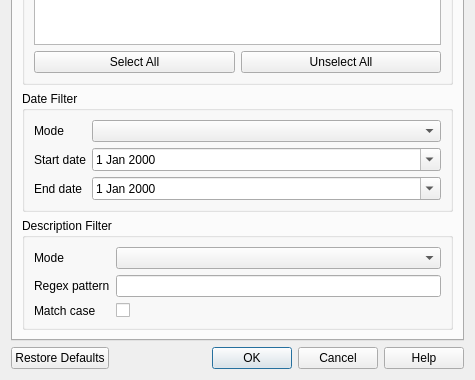
JakubFranek/Kapytal, file src/views/ui_files/forms/transaction_filter_form.ui: the form before one commit; both pictures show x 0 to 475 and y 220 to 600 of the 475 by 600 pixel window.
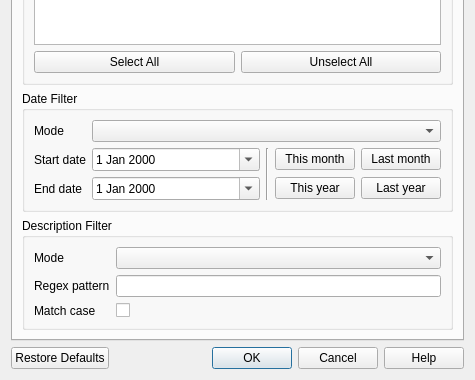
The form after the commit.

Commit message:
Add common period Transaction Date Filter buttons
Make Transaction Table Balance column numbers gray if their rounded
value is zero (as opposed to normalized value).

Diff of the .ui file:
```diff
--- a/src/views/ui_files/forms/transaction_filter_form.ui
+++ b/src/views/ui_files/forms/transaction_filter_form.ui
@@ -107,26 +107,15 @@
          <property name="title">
           <string>Date Filter</string>
          </property>
-         <layout class="QFormLayout" name="formLayout">
-          <item row="0" column="0">
-           <widget class="QLabel" name="dateFilterModeLabel">
-            <property name="text">
-             <string>Mode</string>
-            </property>
-           </widget>
-          </item>
-          <item row="0" column="1">
-           <widget class="QComboBox" name="dateFilterModeComboBox"/>
-          </item>
-          <item row="1" column="0">
-           <widget class="QLabel" name="dateFilterStartLabel">
-            <property name="text">
-             <string>Start date</string>
-            </property>
-           </widget>
-          </item>
+         <layout class="QGridLayout" name="gridLayout">
           <item row="1" column="1">
            <widget class="QDateEdit" name="dateFilterStartDateEdit">
+            <property name="sizePolicy">
+             <sizepolicy hsizetype="Expanding" vsizetype="Fixed">
+              <horstretch>0</horstretch>
+              <verstretch>0</verstretch>
+             </sizepolicy>
+            </property>
             <property name="calendarPopup">
              <bool>true</bool>
             </property>
@@ -141,11 +130,81 @@
           </item>
           <item row="2" column="1">
            <widget class="QDateEdit" name="dateFilterEndDateEdit">
+            <property name="sizePolicy">
+             <sizepolicy hsizetype="Expanding" vsizetype="Fixed">
+              <horstretch>0</horstretch>
+              <verstretch>0</verstretch>
+             </sizepolicy>
+            </property>
             <property name="calendarPopup">
              <bool>true</bool>
             </property>
            </widget>
           </item>
+          <item row="0" column="0">
+           <widget class="QLabel" name="dateFilterModeLabel">
+            <property name="sizePolicy">
+             <sizepolicy hsizetype="Fixed" vsizetype="Preferred">
+              <horstretch>0</horstretch>
+              <verstretch>0</verstretch>
+             </sizepolicy>
+            </property>
+            <property name="text">
+             <string>Mode</string>
+            </property>
+           </widget>
+          </item>
+          <item row="1" column="2" rowspan="2">
+           <widget class="Line" name="line">
+            <property name="orientation">
+             <enum>Qt::Vertical</enum>
+            </property>
+           </widget>
+          </item>
+          <item row="1" column="3">
+           <widget class="QPushButton" name="thisMonthPushButton">
+            <property name="text">
+             <string>This month</string>
+            </property>
+           </widget>
+          </item>
+          <item row="1" column="0">
+           <widget class="QLabel" name="dateFilterStartLabel">
+            <property name="sizePolicy">
+             <sizepolicy hsizetype="Fixed" vsizetype="Preferred">
+              <horstretch>0</horstretch>
+              <verstretch>0</verstretch>
+             </sizepolicy>
+            </property>
+            <property name="text">
+             <string>Start date</string>
+            </property>
+           </widget>
+          </item>
+          <item row="0" column="1" colspan="4">
+           <widget class="QComboBox" name="dateFilterModeComboBox"/>
+          </item>
+          <item row="1" column="4">
+           <widget class="QPushButton" name="lastMonthPushButton">
+            <property name="text">
+             <string>Last month</string>
+            </property>
+           </widget>
+          </item>
+          <item row="2" column="3">
+           <widget class="QPushButton" name="thisYearPushButton">
+            <property name="text">
+             <string>This year</string>
+            </property>
+           </widget>
+          </item>
+          <item row="2" column="4">
+           <widget class="QPushButton" name="lastYearPushButton">
+            <property name="text">
+             <string>Last year</string>
+            </property>
+           </widget>
+          </item>
          </layout>
         </widget>
        </item>
```
Left out of the diff: 6 changed lines with no effect on the pictures. The commit also changes 3 other files.
